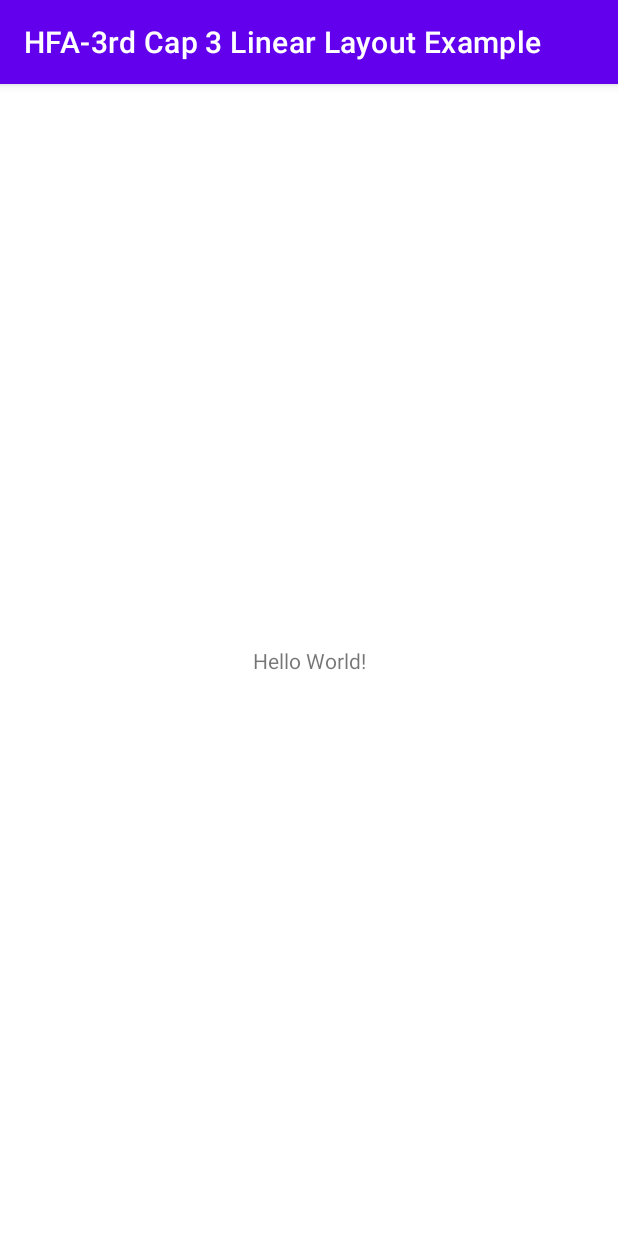
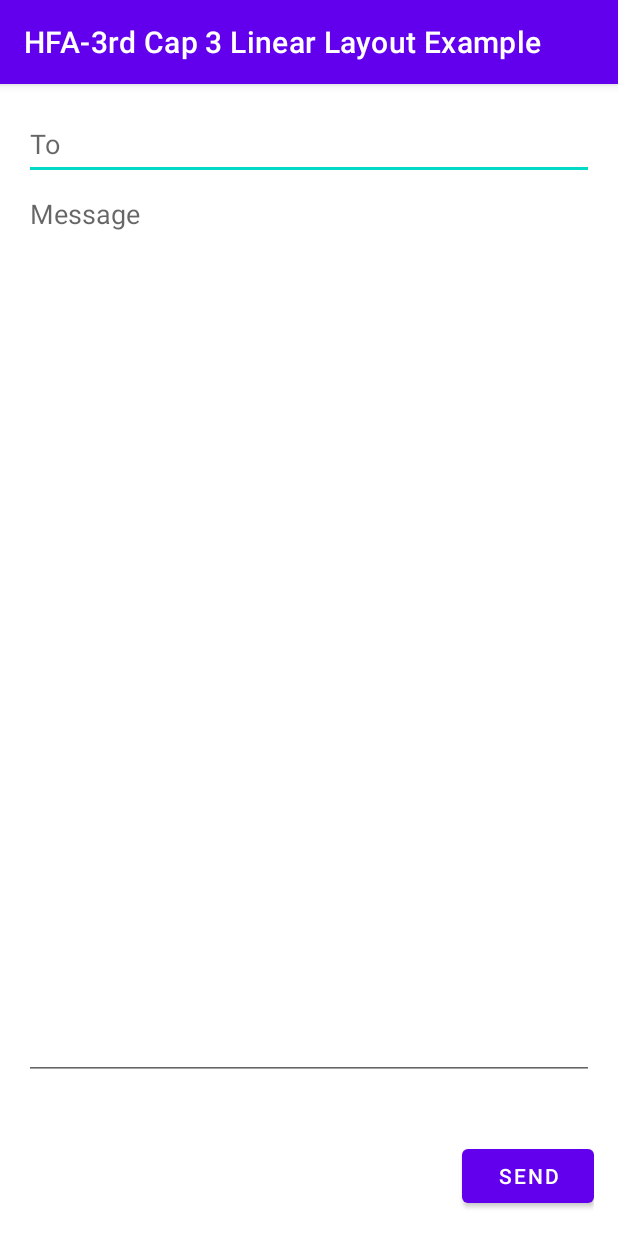
Before and after one commit to salomirc/HFA_3rd_Cap_3_Linear_Layout_Example, an Android app: the screen it shows after launch (MainActivity), on a phone screen of 412 x 824 dp. Run offline under Robolectric (Android 15) with nearby library versions, the phone set to English and light mode, and no system bars.

Commit message:
Task completed

```diff
--- a/app/build.gradle
+++ b/app/build.gradle
@@ -5,12 +5,12 @@ plugins {
 
 android {
     namespace 'com.getadroid.hfa_3rdcap3linearlayoutexample'
-    compileSdk 32
+    compileSdk 33
 
     defaultConfig {
         applicationId "com.getadroid.hfa_3rdcap3linearlayoutexample"
         minSdk 21
-        targetSdk 32
+        targetSdk 33
         versionCode 1
         versionName "1.0"
 
@@ -34,7 +34,16 @@ android {
 
 dependencies {
 
-    implementation 'androidx.core:core-ktx:1.7.0'
+    constraints {
+        implementation("org.jetbrains.kotlin:kotlin-stdlib-jdk7:1.8.0") {
+            because("kotlin-stdlib-jdk7 is now a part of kotlin-stdlib")
+        }
+        implementation("org.jetbrains.kotlin:kotlin-stdlib-jdk8:1.8.0") {
+            because("kotlin-stdlib-jdk8 is now a part of kotlin-stdlib")
+        }
+    }
+
+    implementation 'androidx.core:core-ktx:1.10.0'
     implementation 'androidx.appcompat:appcompat:1.6.1'
     implementation 'com.google.android.material:material:1.8.0'
     implementation 'androidx.constraintlayout:constraintlayout:2.1.4'
--- a/app/src/main/java/com/getadroid/hfa_3rdcap3linearlayoutexample/MainActivity.kt
+++ b/app/src/main/java/com/getadroid/hfa_3rdcap3linearlayoutexample/MainActivity.kt
@@ -1,7 +1,7 @@
 package com.getadroid.hfa_3rdcap3linearlayoutexample
 
+import android.os.Bundle
 import androidx.appcompat.app.AppCompatActivity
-import android.os.Bundle
 
 class MainActivity : AppCompatActivity() {
     override fun onCreate(savedInstanceState: Bundle?) {
--- a/app/src/main/res/layout/activity_main.xml
+++ b/app/src/main/res/layout/activity_main.xml
@@ -1,18 +1,34 @@
 <?xml version="1.0" encoding="utf-8"?>
-<androidx.constraintlayout.widget.ConstraintLayout xmlns:android="http://schemas.android.com/apk/res/android"
-    xmlns:app="http://schemas.android.com/apk/res-auto"
+<LinearLayout xmlns:android="http://schemas.android.com/apk/res/android"
     xmlns:tools="http://schemas.android.com/tools"
     android:layout_width="match_parent"
     android:layout_height="match_parent"
+    android:orientation="vertical"
+    android:padding="16dp"
     tools:context=".MainActivity">
 
-    <TextView
+    <EditText
+        android:layout_width="match_parent"
+        android:layout_height="wrap_content"
+        android:hint="@string/to"
+        android:autofillHints="emailAddress"
+        android:inputType="textEmailAddress"
+        android:minHeight="48dp"/>
+
+    <EditText
+        android:layout_width="match_parent"
+        android:layout_height="0dp"
+        android:layout_weight="1"
+        android:gravity="top"
+        android:hint="@string/message"
+        android:inputType="textMultiLine|textCapSentences"
+        android:importantForAutofill="no" />
+
+    <Button
         android:layout_width="wrap_content"
         android:layout_height="wrap_content"
-        android:text="Hello World!"
-        app:layout_constraintBottom_toBottomOf="parent"
-        app:layout_constraintEnd_toEndOf="parent"
-        app:layout_constraintStart_toStartOf="parent"
-        app:layout_constraintTop_toTopOf="parent" />
+        android:layout_gravity="end"
+        android:layout_marginTop="40dp"
+        android:text="@string/send" />
 
-</androidx.constraintlayout.widget.ConstraintLayout>
+</LinearLayout>
--- a/app/src/main/res/values/strings.xml
+++ b/app/src/main/res/values/strings.xml
@@ -1,3 +1,6 @@
 <resources>
     <string name="app_name">HFA-3rd Cap 3 Linear Layout Example</string>
+    <string name="to">To</string>
+    <string name="message">Message</string>
+    <string name="send">Send</string>
 </resources>
```
